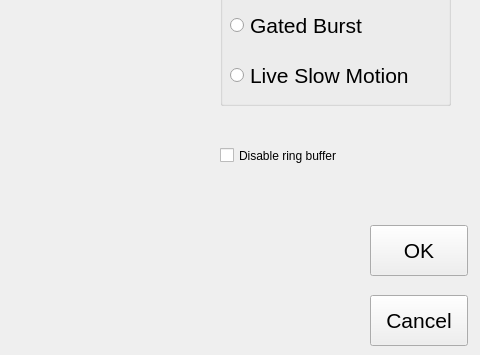
krontech/chronos-cam-app, file src/recmodewindow.ui: the form before one commit; both pictures show x 320 to 800 and y 125 to 480 of the 800 by 480 pixel window.
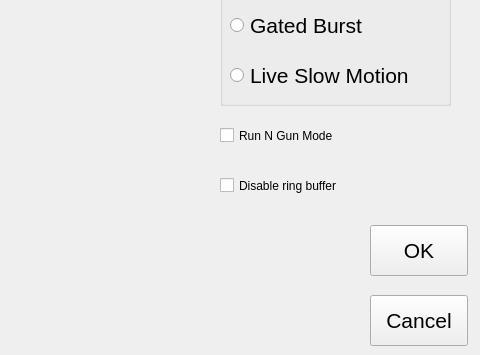
The form after the commit. Custom widgets are drawn as their Qt base class.

Commit message: Run-N-Gun mode is working without ring buffer overwriting

What changed in the file:
```diff
--- a/src/recmodewindow.ui
+++ b/src/recmodewindow.ui
@@ -879,7 +879,7 @@
    <property name="geometry">
     <rect>
      <x>540</x>
-     <y>260</y>
+     <y>290</y>
      <width>211</width>
      <height>41</height>
     </rect>
@@ -891,6 +891,25 @@
     <string>Disable ring buffer</string>
    </property>
   </widget>
+  <widget class="QCheckBox" name="chkRunNGun">
+   <property name="enabled">
+    <bool>true</bool>
+   </property>
+   <property name="geometry">
+    <rect>
+     <x>540</x>
+     <y>240</y>
+     <width>211</width>
+     <height>41</height>
+    </rect>
+   </property>
+   <property name="styleSheet">
+    <string notr="true"/>
+   </property>
+   <property name="text">
+    <string>Run N Gun Mode</string>
+   </property>
+  </widget>
  </widget>
  <customwidgets>
   <customwidget>
```
The commit also changes 5 other files.
